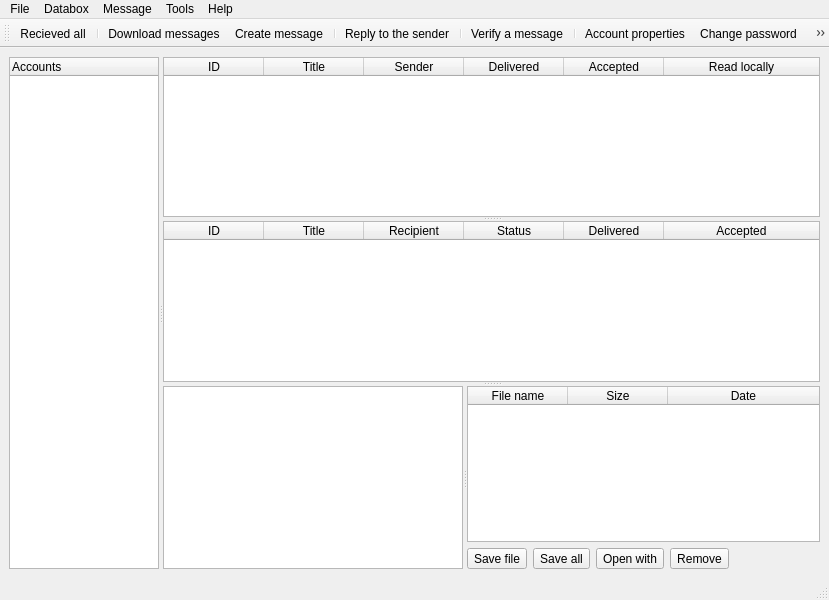
The window that ui/datovka.ui (psakar/datovka) describes before a commit, drawn with Qt 5.
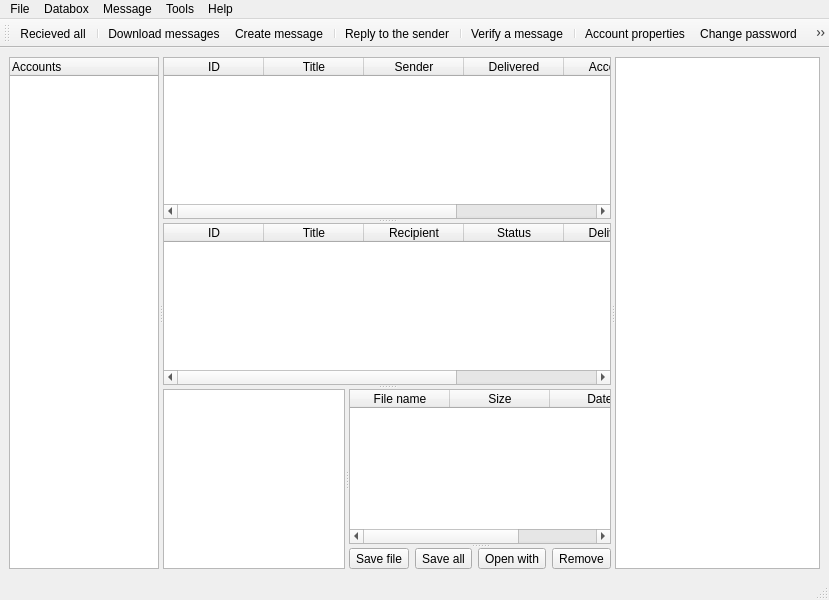
The same window after the commit. Icons and pictures are not drawn.

What changed in the file:
```diff
--- a/ui/datovka.ui
+++ b/ui/datovka.ui
@@ -83,10 +83,7 @@
         </property>
        </column>
       </widget>
-      <widget class="QWidget" name="horizontalLayoutWidget">
-       <layout class="QHBoxLayout" name="HBoxLayout1">
-        <item>
-         <widget class="QSplitter" name="VSplitter2">
+      <widget class="QSplitter" name="splitter_3">
           <property name="orientation">
            <enum>Qt::Vertical</enum>
           </property>
@@ -220,17 +217,15 @@
             </property>
            </column>
           </widget>
-          <widget class="QWidget" name="verticalLayoutWidget">
-           <layout class="QVBoxLayout" name="VBoxLayout2">
-            <item>
-             <widget class="QSplitter" name="HSplitter3">
+       <widget class="QSplitter" name="splitter_2">
               <property name="orientation">
                <enum>Qt::Horizontal</enum>
               </property>
               <widget class="QListView" name="ViewMessageInfo"/>
-              <widget class="QWidget" name="layoutWidget">
-               <layout class="QVBoxLayout" name="VBoxLayout3">
-                <item>
+        <widget class="QSplitter" name="splitter_1">
+         <property name="orientation">
+          <enum>Qt::Vertical</enum>
+         </property>
                  <widget class="QTableWidget" name="AttachFileList">
                   <attribute name="horizontalHeaderStretchLastSection">
                    <bool>true</bool>
@@ -263,9 +258,8 @@
                    </property>
                   </column>
                  </widget>
-                </item>
-                <item>
-                 <layout class="QHBoxLayout" name="HBoxLayout4">
+         <widget class="QWidget" name="">
+          <layout class="QHBoxLayout" name="horizontalLayout">
                   <item>
                    <widget class="QToolButton" name="SaveFileButton">
                     <property name="text">
@@ -336,17 +330,11 @@
                    </spacer>
                   </item>
                  </layout>
-                </item>
-               </layout>
-              </widget>
-             </widget>
-            </item>
-           </layout>
-          </widget>
-         </widget>
-        </item>
-       </layout>
-      </widget>
+         </widget>
+        </widget>
+       </widget>
+      </widget>
+      <widget class="QTextEdit" name="AccountTextInfo"/>
      </widget>
     </item>
    </layout>
```
Left out of the diff: 13 changed lines with no effect on the pictures. Lines whose indentation alone changed are shown as unchanged.
